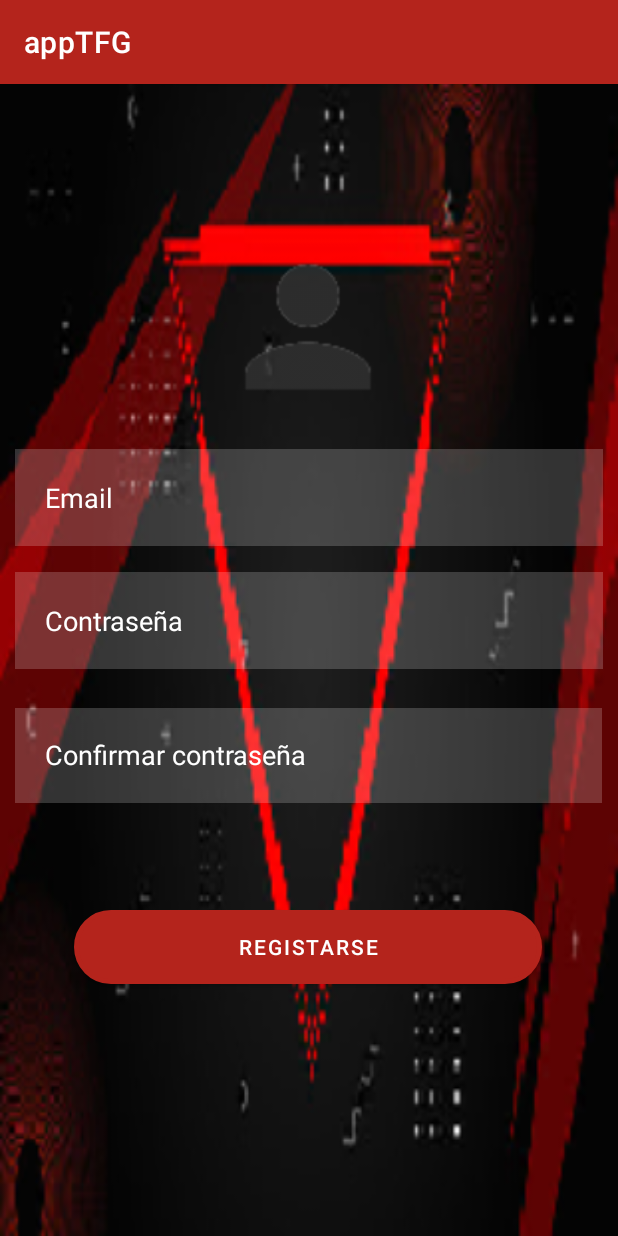
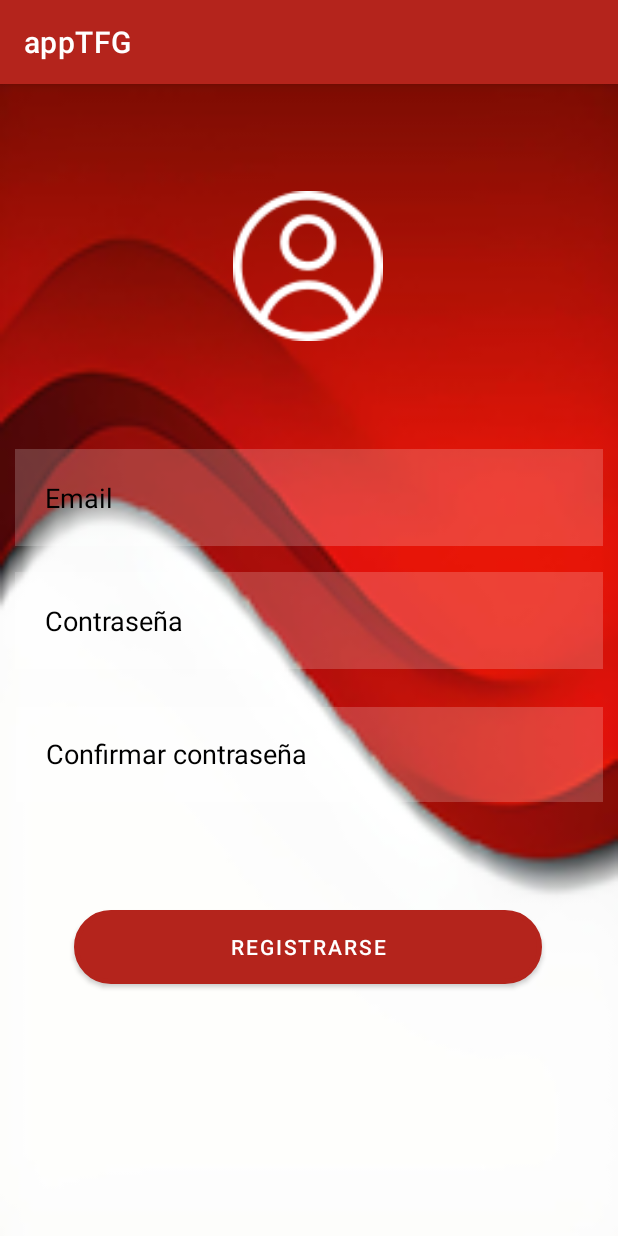
Before and after one commit to Hugo-Gomez-Sanchez-01101/TFG-Android-DAM, an Android app: the screen it shows after launch (TerminarRegistroActivity), after a tap on "REGISTRAR", on a phone screen of 412 x 824 dp. Run offline under Robolectric (Android 15) with nearby library versions, the phone set to English and light mode, and no system bars; our stand-ins replace Firebase (no records; nobody signed in at launch, a user with empty details on screens opened directly).

Commit message:
Login, registro y recuperar contraseña actualizado.

```diff
--- a/app/src/main/res/layout/activity_terminar_registro.xml
+++ b/app/src/main/res/layout/activity_terminar_registro.xml
@@ -4,20 +4,21 @@
     xmlns:tools="http://schemas.android.com/tools"
     android:layout_width="match_parent"
     android:layout_height="match_parent"
-    android:background="@drawable/img"
+    android:background="@drawable/fondo_login_"
     tools:context=".TerminarRegistroActivity">
 
     <ImageView
         android:id="@+id/imageView"
         android:layout_width="100dp"
         android:layout_height="100dp"
-        android:layout_marginTop="112dp"
 
+        app:layout_constraintBottom_toBottomOf="parent"
         app:layout_constraintEnd_toEndOf="parent"
         app:layout_constraintHorizontal_bias="0.498"
         app:layout_constraintStart_toStartOf="parent"
         app:layout_constraintTop_toTopOf="parent"
-        app:srcCompat="@drawable/usuariotfg" />
+        app:layout_constraintVertical_bias="0.107"
+        app:srcCompat="@drawable/usuario_login" />
 
     <EditText
         android:id="@+id/emailParaRegistroEditText"
@@ -30,8 +31,8 @@
         android:hint="Email"
         android:inputType="textPersonName"
         android:padding="20dp"
-        android:textColor="@color/white"
-        android:textColorHint="@color/white"
+        android:textColor="@color/black"
+        android:textColorHint="@color/black"
         app:layout_constraintBottom_toTopOf="@+id/btnTerminrRegistro"
         app:layout_constraintEnd_toEndOf="parent"
         app:layout_constraintHorizontal_bias="0.526"
@@ -50,8 +51,8 @@
         android:hint="Contraseña"
         android:inputType="textPassword"
         android:padding="20dp"
-        android:textColor="@color/white"
-        android:textColorHint="@color/white"
+        android:textColor="@color/black"
+        android:textColorHint="@color/black"
         app:layout_constraintBottom_toBottomOf="parent"
         app:layout_constraintEnd_toEndOf="parent"
         app:layout_constraintHorizontal_bias="0.526"
@@ -65,21 +66,21 @@
         android:layout_width="391dp"
         android:layout_height="63dp"
         android:layout_margin="10dp"
-        android:layout_marginTop="8dp"
+        android:layout_marginTop="10dp"
         android:background="#30ffffff"
         android:drawablePadding="10dp"
         android:ems="10"
         android:hint="Confirmar contraseña"
         android:inputType="textPassword"
         android:padding="20dp"
-        android:textColor="@color/white"
-        android:textColorHint="@color/white"
+        android:textColor="@color/black"
+        android:textColorHint="@color/black"
         app:layout_constraintBottom_toBottomOf="parent"
         app:layout_constraintEnd_toEndOf="parent"
-        app:layout_constraintHorizontal_bias="0.2"
+        app:layout_constraintHorizontal_bias="0.8"
         app:layout_constraintStart_toStartOf="parent"
         app:layout_constraintTop_toTopOf="parent"
-        app:layout_constraintVertical_bias="0.593"
+        app:layout_constraintVertical_bias="0.592"
         tools:ignore="MissingConstraints,Suspicious0dp" />
 
     <Button
@@ -87,7 +88,7 @@
         android:layout_width="312dp"
         android:layout_height="49dp"
         android:background="@drawable/botones_registro"
-        android:text="Registarse"
+        android:text="Registrarse"
         app:layout_constraintBottom_toBottomOf="parent"
         app:layout_constraintEnd_toEndOf="parent"
         app:layout_constraintHorizontal_bias="0.494"
--- a/app/src/main/res/values/strings.xml
+++ b/app/src/main/res/values/strings.xml
@@ -9,4 +9,5 @@
     <string name="eliminarO">ELIMINAR</string>
     <string name="prefs_file">com.example.apptfg.PREFERENCE.FILE.KEY</string>
     <string name="se_ha_producido_un_error">se ha producido un error</string>
+    <string name="olvidar_contrasena"><u>¿Olvidastes tu contraseña?</u></string>
 </resources>
```
Also changed, not shown: app/src/main/res/layout/activity_recuper_contrasena.xml (+8 -7 lines), app/src/main/res/layout/activity_registro_login.xml (+10 -12 lines), app/src/main/res/drawable-hdpi/fondo_login_.png (added), app/src/main/res/drawable-hdpi/google.png (added), app/src/main/res/drawable-hdpi/usuario_login.png (added).
